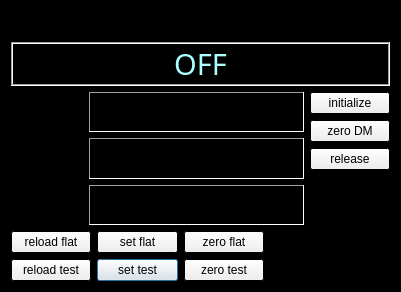
Above: gui/widgets/dmCtrl/dmCtrl.ui from magao-x/MagAOX before the change. Below: the same form after it.
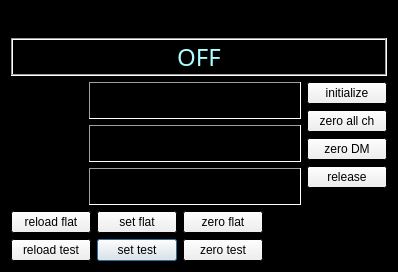
That is the form after the change.

Commit message: added zero-all-channels to dm control; guis updated

Patch:
```diff
--- a/gui/widgets/dmCtrl/dmCtrl.ui
+++ b/gui/widgets/dmCtrl/dmCtrl.ui
@@ -6,8 +6,8 @@
    <rect>
     <x>0</x>
     <y>0</y>
-    <width>401</width>
-    <height>292</height>
+    <width>398</width>
+    <height>272</height>
    </rect>
   </property>
   <property name="palette">
@@ -79,18 +79,16 @@
   </property>
   <layout class="QGridLayout" name="gridLayout">
    <item row="0" column="0">
-    <layout class="QVBoxLayout" name="verticalLayout_2">
-     <item>
       <widget class="QLabel" name="labelDMName">
        <property name="sizePolicy">
-        <sizepolicy hsizetype="Preferred" vsizetype="Maximum">
+      <sizepolicy hsizetype="Expanding" vsizetype="Maximum">
          <horstretch>0</horstretch>
          <verstretch>0</verstretch>
         </sizepolicy>
        </property>
        <property name="font">
         <font>
-         <pointsize>14</pointsize>
+       <pointsize>12</pointsize>
          <weight>75</weight>
          <bold>true</bold>
         </font>
@@ -112,10 +110,10 @@
        </property>
       </widget>
      </item>
-     <item>
+   <item row="1" column="0">
       <widget class="QLabel" name="dmStatus">
        <property name="sizePolicy">
-        <sizepolicy hsizetype="MinimumExpanding" vsizetype="Maximum">
+      <sizepolicy hsizetype="Expanding" vsizetype="Maximum">
          <horstretch>0</horstretch>
          <verstretch>0</verstretch>
         </sizepolicy>
@@ -160,7 +158,7 @@
        <property name="font">
         <font>
          <family>Tlwg Typist</family>
-         <pointsize>22</pointsize>
+       <pointsize>18</pointsize>
         </font>
        </property>
        <property name="frameShape">
@@ -177,7 +175,7 @@
        </property>
       </widget>
      </item>
-     <item>
+   <item row="2" column="0">
       <layout class="QHBoxLayout" name="horizontalLayout">
        <item>
         <layout class="QVBoxLayout" name="verticalLayout">
@@ -249,6 +247,12 @@
           <layout class="QGridLayout" name="layoutFlatTest" columnstretch="2,2,2,1">
            <item row="1" column="1">
             <widget class="QPushButton" name="buttonSetTest">
+           <property name="sizePolicy">
+            <sizepolicy hsizetype="Minimum" vsizetype="Maximum">
+             <horstretch>0</horstretch>
+             <verstretch>0</verstretch>
+            </sizepolicy>
+           </property>
              <property name="text">
               <string>set test</string>
              </property>
@@ -269,6 +273,12 @@
            </item>
            <item row="1" column="0">
             <widget class="QPushButton" name="buttonLoadTest">
+           <property name="sizePolicy">
+            <sizepolicy hsizetype="Minimum" vsizetype="Maximum">
+             <horstretch>0</horstretch>
+             <verstretch>0</verstretch>
+            </sizepolicy>
+           </property>
              <property name="text">
               <string>reload test</string>
              </property>
@@ -276,6 +286,12 @@
            </item>
            <item row="1" column="2">
             <widget class="QPushButton" name="buttonZeroTest">
+           <property name="sizePolicy">
+            <sizepolicy hsizetype="Minimum" vsizetype="Maximum">
+             <horstretch>0</horstretch>
+             <verstretch>0</verstretch>
+            </sizepolicy>
+           </property>
              <property name="text">
               <string>zero test</string>
              </property>
@@ -283,6 +299,12 @@
            </item>
            <item row="0" column="2">
             <widget class="QPushButton" name="buttonZeroFlat">
+           <property name="sizePolicy">
+            <sizepolicy hsizetype="Minimum" vsizetype="Maximum">
+             <horstretch>0</horstretch>
+             <verstretch>0</verstretch>
+            </sizepolicy>
+           </property>
              <property name="text">
               <string>zero flat</string>
              </property>
@@ -290,6 +312,12 @@
            </item>
            <item row="0" column="0">
             <widget class="QPushButton" name="buttonLoadFlat">
+           <property name="sizePolicy">
+            <sizepolicy hsizetype="Minimum" vsizetype="Maximum">
+             <horstretch>0</horstretch>
+             <verstretch>0</verstretch>
+            </sizepolicy>
+           </property>
              <property name="text">
               <string>reload flat</string>
              </property>
@@ -297,6 +325,12 @@
            </item>
            <item row="0" column="1">
             <widget class="QPushButton" name="buttonSetFlat">
+           <property name="sizePolicy">
+            <sizepolicy hsizetype="Minimum" vsizetype="Maximum">
+             <horstretch>0</horstretch>
+             <verstretch>0</verstretch>
+            </sizepolicy>
+           </property>
              <property name="text">
               <string>set flat</string>
              </property>
@@ -307,16 +341,41 @@
         </layout>
        </item>
        <item>
-        <layout class="QVBoxLayout" name="layoutInitZeroRelease" stretch="2,2,2,2">
+      <layout class="QVBoxLayout" name="layoutInitZeroRelease" stretch="2,2,2,2,4">
          <item>
           <widget class="QPushButton" name="buttonInit">
+         <property name="sizePolicy">
+          <sizepolicy hsizetype="Minimum" vsizetype="Maximum">
+           <horstretch>0</horstretch>
+           <verstretch>0</verstretch>
+          </sizepolicy>
+         </property>
            <property name="text">
             <string>initialize</string>
            </property>
           </widget>
          </item>
+       <item>
+        <widget class="QPushButton" name="buttonZeroAll">
+         <property name="sizePolicy">
+          <sizepolicy hsizetype="Minimum" vsizetype="Maximum">
+           <horstretch>0</horstretch>
+           <verstretch>0</verstretch>
+          </sizepolicy>
+         </property>
+         <property name="text">
+          <string>zero all ch</string>
+         </property>
+        </widget>
+       </item>
          <item>
           <widget class="QPushButton" name="buttonZero">
+         <property name="sizePolicy">
+          <sizepolicy hsizetype="Minimum" vsizetype="Maximum">
+           <horstretch>0</horstretch>
+           <verstretch>0</verstretch>
+          </sizepolicy>
+         </property>
            <property name="text">
             <string>zero DM</string>
            </property>
@@ -324,6 +383,12 @@
          </item>
          <item>
           <widget class="QPushButton" name="buttonRelease">
+         <property name="sizePolicy">
+          <sizepolicy hsizetype="Minimum" vsizetype="Maximum">
+           <horstretch>0</horstretch>
+           <verstretch>0</verstretch>
+          </sizepolicy>
+         </property>
            <property name="text">
             <string>release</string>
            </property>
@@ -341,8 +406,6 @@
             </size>
            </property>
           </spacer>
-         </item>
-        </layout>
        </item>
       </layout>
      </item>
```
Lines whose indentation alone changed are shown as unchanged. The commit also changes 3 other files.
